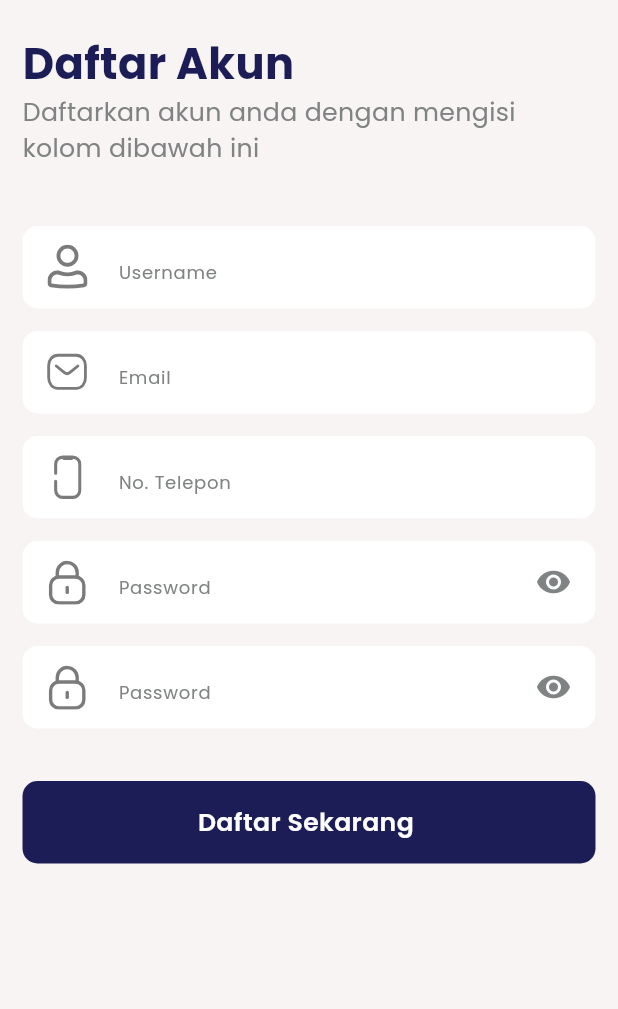
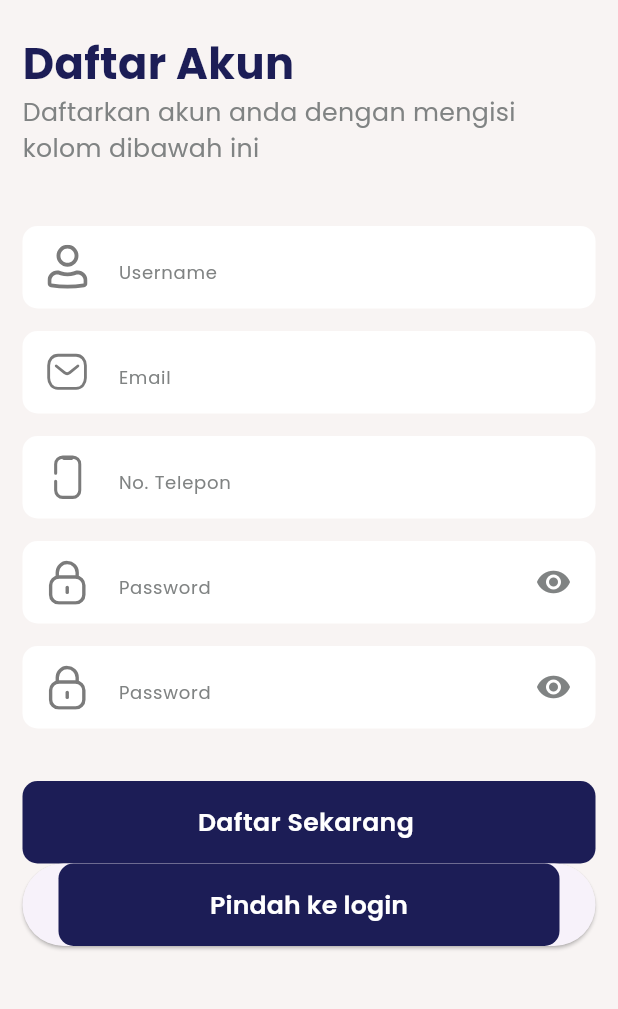
Before and after one commit to SyahranFD/govbill, a Flutter app: the RegisterPageView screen opened by its route, on a phone screen of 412 x 824 dp, the part 116-1125 px from its top. Run offline on Flutter 3.47's test engine with Material 3 defaults, Android fonts, the phone set to English and light mode, and no system bars; our stand-ins replace flutter_svg, get, get_storage, google_fonts; accounts and stored records are empty; project files that could hold a hidden picture were left out.

```diff
--- a/lib/app/api/constant/url.dart
+++ b/lib/app/api/constant/url.dart
@@ -1 +1,3 @@
-String url = 'http://192.168.60.195:80/api/';
+String url = urlAVD;
+String urlBase = 'http://127.0.0.1:8000/api';
+String urlAVD = 'http://10.0.2.2:8000/api';
--- a/lib/app/pages/login_page/widget/login_form_widget.dart
+++ b/lib/app/pages/login_page/widget/login_form_widget.dart
@@ -6,6 +6,7 @@ class LoginFormWidget extends StatelessWidget {
   final String? hintText;
   final bool? isObsecure;
   final Widget? iconSuffix;
+  final TextEditingController? controller;
 
   LoginFormWidget({
     Key? key,
@@ -13,6 +14,7 @@ class LoginFormWidget extends StatelessWidget {
     this.hintText,
     this.isObsecure,
     this.iconSuffix,
+    this.controller,
   }) : super(key: key);
 
   @override
@@ -20,6 +22,7 @@ class LoginFormWidget extends StatelessWidget {
     return Container(
       margin: EdgeInsets.only(bottom: 15),
       child: TextFormField(
+        controller: controller,
         obscureText: isObsecure ?? false,
         decoration: InputDecoration(
             focusedBorder: OutlineInputBorder(
--- a/lib/app/pages/register_page/register_page_controller.dart
+++ b/lib/app/pages/register_page/register_page_controller.dart
@@ -1,3 +1,5 @@
+import 'dart:io';
+
 import 'package:flutter/cupertino.dart';
 import 'package:get/get.dart';
 
--- a/lib/app/pages/register_page/register_page_view.dart
+++ b/lib/app/pages/register_page/register_page_view.dart
@@ -1,3 +1,5 @@
+import 'dart:io';
+
 import 'package:flutter/material.dart';
 import 'package:flutter_svg/flutter_svg.dart';
 import 'package:get/get.dart';
@@ -89,7 +91,6 @@ class RegisterPageView extends StatelessWidget {
                     color: darkGrey,
                   ),
                 ),
-                controller: registerPageController.ctrPassword,
               ),
               SizedBox(
                 height: 20,
@@ -123,6 +124,23 @@ class RegisterPageView extends StatelessWidget {
                           ),
                       );
                 }),
+              ),
+              ElevatedButton(
+                  onPressed: () {
+                    Get.offAllNamed('/login');
+                  },
+                  child: Container(
+                    width: double.infinity,
+                    height: 55,
+                    alignment: Alignment.center,
+                    decoration: BoxDecoration(
+                        color: secondaryColor,
+                        borderRadius: BorderRadius.circular(10)),
+                    child: Text(
+                      "Pindah ke login",
+                      style: tsBodyMediumSemiboldWhite,
+                    ),
+                  )
               )
             ],
           ),
--- a/lib/common/routes/app_pages.dart
+++ b/lib/common/routes/app_pages.dart
@@ -37,7 +37,7 @@ class AppPages {
 
   AppPages._();
 
-  static const INITIAL = Routes.TAMBAH_KARTU_PAGE;
+  static const INITIAL = Routes.LOGIN_PAGE;
 
   static final routes = [
     GetPage(
```
Also changed, not shown: lib/app/api/controller/authentication.dart (+8 -6 lines), lib/app/pages/login_page/login_page_controller.dart (+10 -0 lines), lib/app/pages/login_page/login_page_view.dart (+13 -2 lines), assets/images/defaultavatar.png (added).
